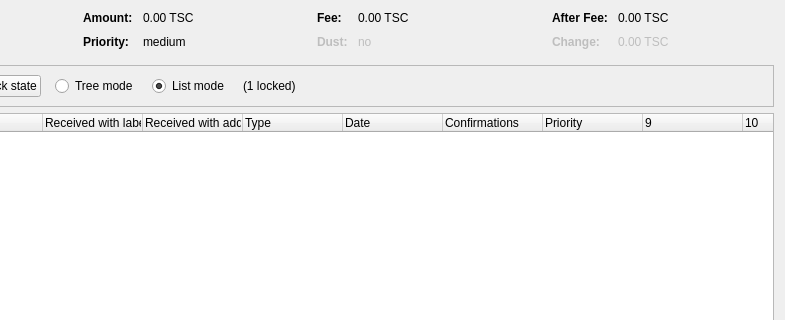
Before: the Qt Designer form src/qt/forms/coincontroldialog.ui in TScoin/Transend, drawn with Qt 5; both pictures show x 169 to 954 and y 0 to 320 of the 954 by 500 pixel window.
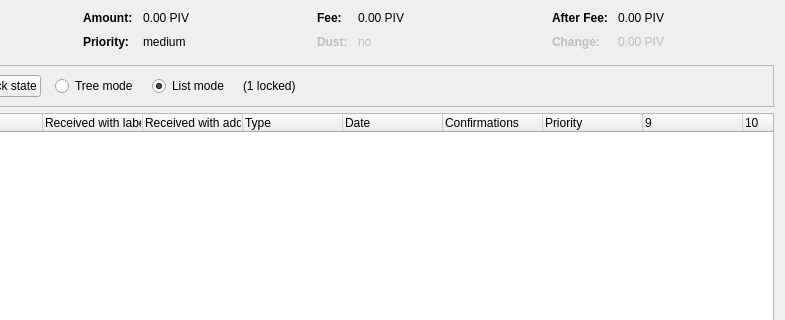
After: the same form once the commit is applied. Custom widgets are drawn as their Qt base class.

```diff
--- a/src/qt/forms/coincontroldialog.ui
+++ b/src/qt/forms/coincontroldialog.ui
@@ -132,7 +132,7 @@
           <enum>Qt::ActionsContextMenu</enum>
          </property>
          <property name="text">
-          <string notr="true">0.00 TSC</string>
+          <string notr="true">0.00 PIV</string>
          </property>
          <property name="textInteractionFlags">
           <set>Qt::LinksAccessibleByMouse|Qt::TextSelectableByKeyboard|Qt::TextSelectableByMouse</set>
@@ -206,7 +206,7 @@
           <enum>Qt::ActionsContextMenu</enum>
          </property>
          <property name="text">
-          <string notr="true">0.00 TSC</string>
+          <string notr="true">0.00 PIV</string>
          </property>
          <property name="textInteractionFlags">
           <set>Qt::LinksAccessibleByMouse|Qt::TextSelectableByKeyboard|Qt::TextSelectableByMouse</set>
@@ -286,7 +286,7 @@
           <enum>Qt::ActionsContextMenu</enum>
          </property>
          <property name="text">
-          <string notr="true">0.00 TSC</string>
+          <string notr="true">0.00 PIV</string>
          </property>
          <property name="textInteractionFlags">
           <set>Qt::LinksAccessibleByMouse|Qt::TextSelectableByKeyboard|Qt::TextSelectableByMouse</set>
@@ -321,7 +321,7 @@
           <enum>Qt::ActionsContextMenu</enum>
          </property>
          <property name="text">
-          <string notr="true">0.00 TSC</string>
+          <string notr="true">0.00 PIV</string>
          </property>
          <property name="textInteractionFlags">
           <set>Qt::LinksAccessibleByMouse|Qt::TextSelectableByKeyboard|Qt::TextSelectableByMouse</set>
```
Left out of the diff: 4 changed lines with no effect on the pictures.
